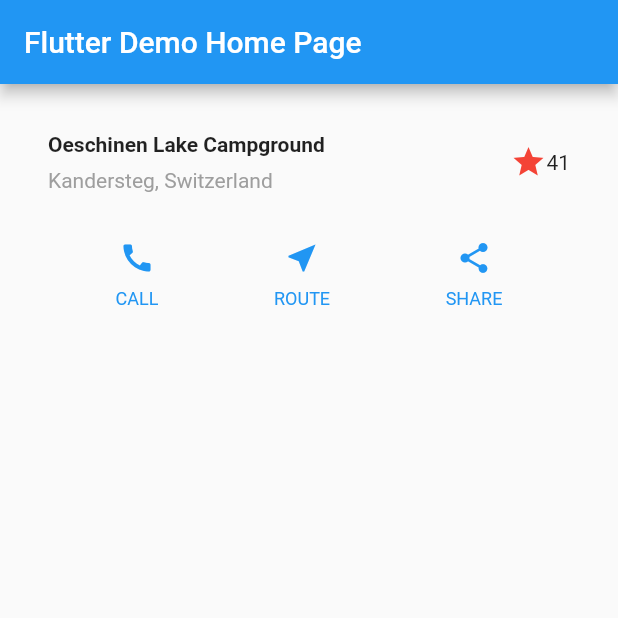
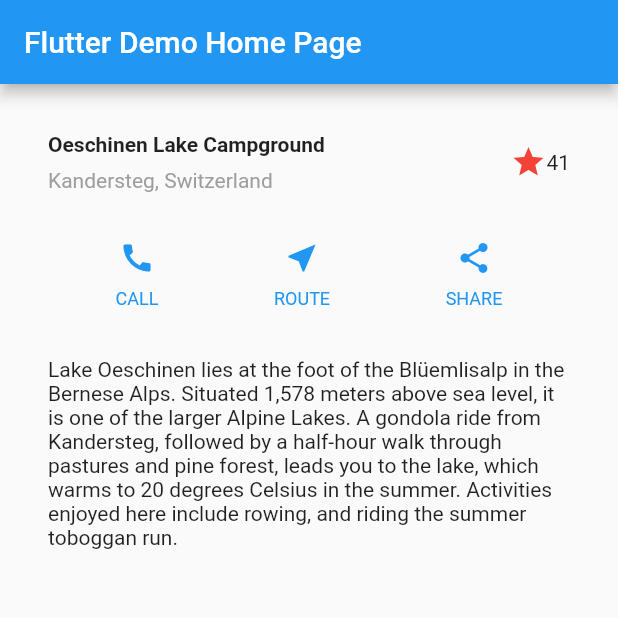
Before and after one commit to geniuskouta/flutter_layout_tutorial, a Flutter app: the screen it shows after launch, on a phone screen of 412 x 824 dp, the top half of it. Run offline on Flutter 3.47's test engine with Material 2 defaults, Android fonts, the phone set to English and light mode, and no system bars.

Commit message:
add textSection

```diff
--- a/lib/main.dart
+++ b/lib/main.dart
@@ -66,12 +66,29 @@ class MyHomePage extends StatelessWidget {
       ],
     ));
 
+    Widget textSection = Container(
+      padding: const EdgeInsets.all(32),
+      child: Text(
+        'Lake Oeschinen lies at the foot of the Blüemlisalp in the Bernese '
+        'Alps. Situated 1,578 meters above sea level, it is one of the '
+        'larger Alpine Lakes. A gondola ride from Kandersteg, followed by a '
+        'half-hour walk through pastures and pine forest, leads you to the '
+        'lake, which warms to 20 degrees Celsius in the summer. Activities '
+        'enjoyed here include rowing, and riding the summer toboggan run.',
+        softWrap: true,
+      ),
+    );
+
     return Scaffold(
       appBar: AppBar(
         title: Text(this.title),
       ),
       body: Column(
-        children: [titleSection, buttonSection],
+        children: [
+          titleSection,
+          buttonSection,
+          textSection,
+        ],
       ),
     );
   }
```
